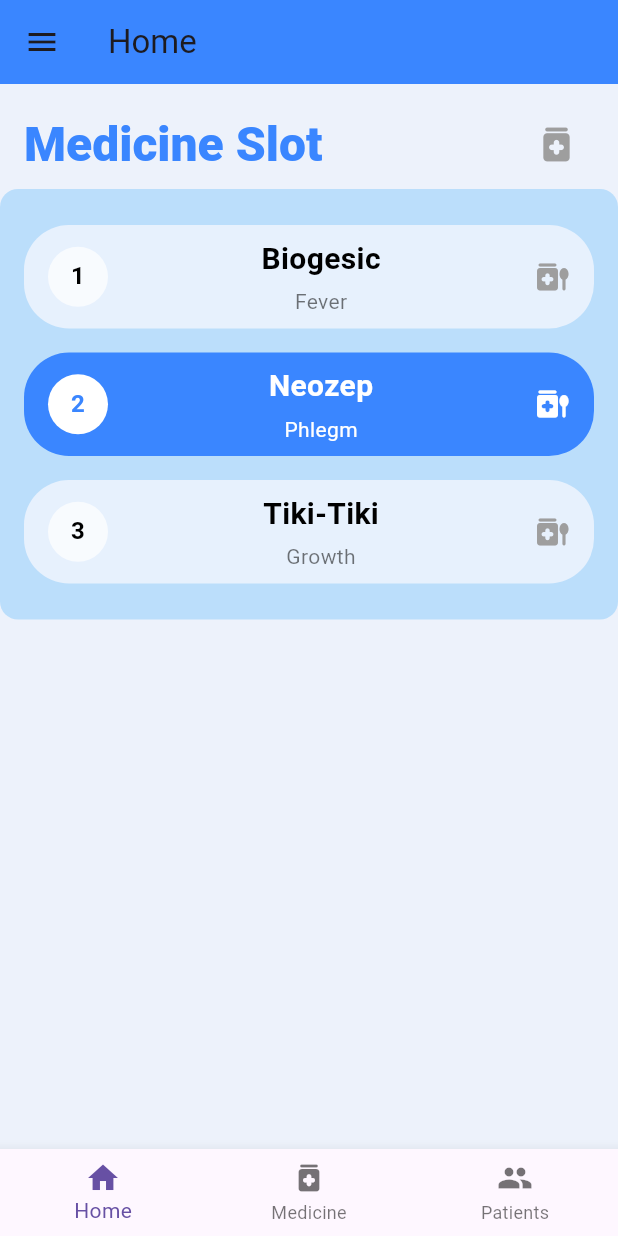
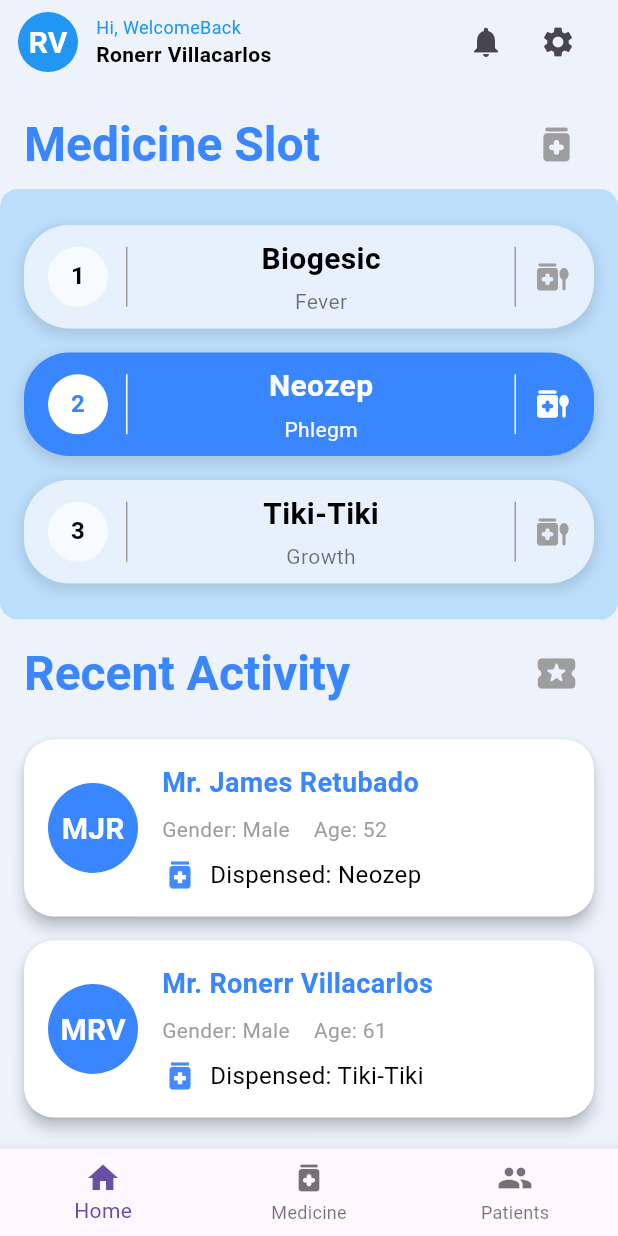
Before and after one commit to castorrr/tambal, a Flutter app: the MainDashboard screen opened by its route, on a phone screen of 412 x 824 dp. Run offline on Flutter 3.47's test engine with Material 3 defaults, Android fonts, the phone set to English and light mode, and no system bars; our stand-ins replace cloud_firestore, firebase_auth, firebase_core, flutter_svg, google_sign_in, logger; accounts and stored records are empty.

Commit message:
[feature][troy] - added custom ui components(eg. appbar, patient card) and added a user model file for storing user data and fixed the google-sign-in bug

```diff
--- a/lib/main.dart
+++ b/lib/main.dart
@@ -7,6 +7,7 @@ import 'package:tambal/pages/auth/login.dart';
 import 'package:tambal/pages/auth/signup.dart';
 import 'package:tambal/pages/dashboard/tabs/medicine_page.dart';
 import 'package:tambal/pages/dashboard/tabs/patients_page.dart';
+import 'package:tambal/pages/dashboard/profile_page.dart';
 import 'package:firebase_core/firebase_core.dart';
 import 'package:provider/provider.dart'; // Import provider
 import 'package:tambal/providers/auth_provider.dart'; // Import the AuthProvider
@@ -71,6 +72,7 @@ class MyApp extends StatelessWidget {
           '/main-dashboard': (context) => const MainDashboard(),
           '/medicine-page': (context) => const MedicinePage(),
           '/patients-page': (context) => const PatientsPage(),
+          '/profile-page': (context) => const ProfilePage(),
         },
       ),
     );
--- a/lib/pages/dashboard/main_dashboard.dart
+++ b/lib/pages/dashboard/main_dashboard.dart
@@ -1,7 +1,9 @@
-import 'package:flutter/material.dart';// Importing the custom MedicineSlot widget
-import 'package:tambal/pages/dashboard/tabs/medicine_page.dart'; // Importing the MedicinePage
-import 'package:tambal/pages/dashboard/tabs/patients_page.dart'; // Importing the PatientsPage
-import 'package:tambal/widgets/custom_medicine_card.dart'; // Importing the MedicineSlot UI file
+import 'package:flutter/material.dart';
+import 'package:tambal/pages/dashboard/tabs/medicine_page.dart';
+import 'package:tambal/pages/dashboard/tabs/patients_page.dart';
+import 'package:tambal/widgets/custom_medicine_card.dart';
+import 'package:tambal/widgets/custom_app_bar.dart'; // Importing custom AppBar
+import 'package:tambal/widgets/custom_recent_patient_list.dart';
 
 class MainDashboard extends StatefulWidget {
   const MainDashboard({super.key});
@@ -14,15 +16,9 @@ class MainDashboardState extends State<MainDashboard> {
   int currentIndex = 0;
 
   final List<Widget> _pages = [
-    const DashboardPage(),
+    const DashboardPage(), // Dashboard page added here
     const MedicinePage(),
     const PatientsPage(),
-  ];
-
-  final List<String> _titles = [
-    'Home',       // Title for the Home tab
-    'Medicine',   // Title for the Medicine tab
-    'Patients',   // Title for the Patients tab
   ];
 
   void onTabTapped(int index) {
@@ -31,6 +27,7 @@ class MainDashboardState extends State<MainDashboard> {
     });
   }
 
+  // Exit Dialog: To exit the app without logging out
   Future<bool?> _showExitDialog() {
     return showDialog<bool>(
       context: context,
@@ -57,73 +54,44 @@ class MainDashboardState extends State<MainDashboard> {
     );
   }
 
+  // Logout Dialog: To log out the user and redirect to login screen
+  Future<bool?> _showLogoutDialog() {
+    return showDialog<bool>(
+      context: context,
+      builder: (context) {
+        return AlertDialog(
+          title: const Text('Logout'),
+          content: const Text('Do you really want to log out?'),
+          actions: <Widget>[
+            TextButton(
+              onPressed: () {
+                Navigator.pop(context, false); // Stay logged in
+              },
+              child: const Text('No'),
+            ),
+            TextButton(
+              onPressed: () {
+                Navigator.pop(context, true); // Log out
+              },
+              child: const Text('Yes'),
+            ),
+          ],
+        );
+      },
+    );
+  }
+
   @override
   Widget build(BuildContext context) {
-    return PopScope<Object?>(
-      canPop: false,
-      onPopInvokedWithResult: (bool didPop, Object? result) async {
-        if (didPop) {
-          return;
-        }
+    return PopScope(
+      onPopInvokedWithResult: (didPop, result) async {
         final bool shouldPop = await _showExitDialog() ?? false;
-        if (context.mounted && shouldPop) {
+        if (shouldPop && context.mounted) {
           Navigator.pop(context);
         }
       },
       child: Scaffold(
-        appBar: AppBar(
-          title: Text(_titles[currentIndex]), // Dynamically set the AppBar title
-          backgroundColor: Theme.of(context).primaryColor,
-        ),
-        drawer: Drawer(
-          child: ListView(
-            padding: EdgeInsets.zero,
-            children: <Widget>[
-              UserAccountsDrawerHeader(
-                accountName: const Text('John Doe'),
-                accountEmail: const Text('johndoe@example.com'),
-                currentAccountPicture: const CircleAvatar(
-                  backgroundColor: Colors.white,
-                  child: Text(
-                    'JD',
-                    style: TextStyle(fontSize: 24.0, color: Colors.blue),
-                  ),
-                ),
-                decoration: BoxDecoration(
-                  color: Theme.of(context).primaryColor,
-                ),
-              ),
-              ListTile(
-                leading: const Icon(Icons.dashboard),
-                title: const Text('Dashboard'),
-                onTap: () {
-                  Navigator.pop(context);
-                },
-              ),
-              ListTile(
-                leading: const Icon(Icons.person),
-                title: const Text('Profile'),
-                onTap: () {
-                  Navigator.pop(context);
-                },
-              ),
-              ListTile(
-                leading: const Icon(Icons.notifications),
-                title: const Text('Notifications'),
-                onTap: () {
-                  Navigator.pop(context);
-                },
-              ),
-              ListTile(
-                leading: const Icon(Icons.logout),
-                title: const Text('Logout'),
-                onTap: () {
-                  Navigator.pushNamed(context, '/welcome');
-                },
-              ),
-            ],
-          ),
-        ),
+        appBar: CustomAppBar(showLogoutDialog: _showLogoutDialog), // Use the custom AppBar
         body: _pages[currentIndex],
         bottomNavigationBar: BottomNavigationBar(
           onTap: onTabTapped,
@@ -148,18 +116,23 @@ class MainDashboardState extends State<MainDashboard> {
   }
 }
 
+// Define the DashboardPage class outside the MainDashboardState class
 class DashboardPage extends StatelessWidget {
   const DashboardPage({super.key});
 
   @override
   Widget build(BuildContext context) {
-    return const SingleChildScrollView(
+    return Container(
+      color: Theme.of(context).scaffoldBackgroundColor,
+      child: const SingleChildScrollView(
         child: Column(
           crossAxisAlignment: CrossAxisAlignment.start,
           children: <Widget>[
             // Now using the MedicineSlotSection
             MedicineSlotSection(),
+            RecentPatientListWidget(),
           ],
+        ),
       ),
     );
   }
--- a/lib/providers/auth_provider.dart
+++ b/lib/providers/auth_provider.dart
@@ -1,4 +1,4 @@
-// lib/providers/auth_provider.dart
+// File: auth_provider.dart
 import 'package:flutter/material.dart';
 import 'package:firebase_auth/firebase_auth.dart';
 import 'package:tambal/services/auth_service.dart';
--- /dev/null
+++ b/lib/widgets/custom_app_bar.dart
@@ -0,0 +1,136 @@
+import 'package:flutter/material.dart';
+import 'package:tambal/pages/dashboard/profile_page.dart'; // Importing the ProfilePage
+
+class CustomAppBar extends StatelessWidget implements PreferredSizeWidget {
+  final Future<bool?> Function() showLogoutDialog; // Pass in logout dialog method
+
+  const CustomAppBar({
+    super.key,
+    required this.showLogoutDialog,
+  });
+
+  @override
+  Widget build(BuildContext context) {
+    return AppBar(
+      backgroundColor: Theme.of(context).scaffoldBackgroundColor,
+      leadingWidth: 200, // Adjust the width to prevent overflow
+      leading: Padding(
+        padding: const EdgeInsets.all(8.0),
+        child: GestureDetector(
+          onTap: () {
+            Navigator.push(
+              context,
+              MaterialPageRoute(builder: (context) => const ProfilePage()),
+            );
+          },
+          child: const Row(
+            children: [
+              // CircleAvatar for the profile picture or initials
+              CircleAvatar(
+                backgroundColor: Colors.blue,
+                radius: 24, // Adjust size of the avatar
+                child: Text(
+                  'RV',
+                  style: TextStyle(
+                    fontSize: 20,
+                    fontWeight: FontWeight.bold,
+                    color: Colors.white,
+                  ),
+                ),
+              ),
+              SizedBox(width: 8), // Space between avatar and text
+              // Flexible Column for Welcome text and Username to avoid overflow
+              Flexible(
+                child: Column(
+                  mainAxisAlignment: MainAxisAlignment.center, // Center the text vertically
+                  crossAxisAlignment: CrossAxisAlignment.start, // Align text to the left
+                  children: [
+                    Text(
+                      'Hi, WelcomeBack',
+                      style: TextStyle(
+                        fontSize: 12, // Adjust font size for the smaller welcome text
+                        color: Colors.blue, // Set the welcome text color to blue
+                      ),
+                      overflow: TextOverflow.ellipsis, // Handle overflow gracefully
+                    ),
+                    Text(
+                      'Ronerr Villacarlos', // Replace with dynamic user name
+                      style: TextStyle(
+                        fontSize: 14, // Adjust font size for the name
+                        fontWeight: FontWeight.bold,
+                        color: Colors.black, // Set the user name color
+                      ),
+                      overflow: TextOverflow.ellipsis, // Handle overflow gracefully
+                    ),
+                  ],
+                ),
+              ),
+            ],
+          ),
+        ),
+      ),
+      actions: [
+        // Notification bell icon with PopupMenu for notification list
+        Padding(
+          padding: const EdgeInsets.only(right: 0),
+          child: PopupMenuButton<String>(
+            icon: const Icon(Icons.notifications), // Notification bell icon
+            onSelected: (String result) {
+              // Handle notification click
+            },
+            itemBuilder: (BuildContext context) => <PopupMenuEntry<String>>[
+              const PopupMenuItem<String>(
+                value: 'notif1',
+                child: ListTile(
+                  leading: Icon(Icons.notification_important),
+                  title: Text('New medicine reminder'),
+                ),
+              ),
+              const PopupMenuItem<String>(
+                value: 'notif2',
+                child: ListTile(
+                  leading: Icon(Icons.notification_important),
+                  title: Text('Upcoming appointment'),
+                ),
+              ),
+              const PopupMenuItem<String>(
+                value: 'notif3',
+                child: ListTile(
+                  leading: Icon(Icons.notification_important),
+                  title: Text('Your prescription is ready'),
+                ),
+              ),
+            ],
+          ),
+        ),
+        // Settings Icon with PopupMenu
+        Padding(
+          padding: const EdgeInsets.only(right: 16.0),
+          child: PopupMenuButton<String>(
+            icon: const Icon(Icons.settings), // Settings icon in the app bar
+            onSelected: (String result) async {
+              if (result == 'Logout') {
+                final bool? shouldLogout = await showLogoutDialog();
+                if (shouldLogout == true && context.mounted) {
+                  Navigator.pushReplacementNamed(context, '/login'); // Redirect to login
+                }
+              }
+            },
+            itemBuilder: (BuildContext context) => <PopupMenuEntry<String>>[
+              const PopupMenuItem<String>(
+                value: 'Logout',
+                child: ListTile(
+                  leading: Icon(Icons.logout),
+                  title: Text('Logout'),
+                ),
+              ),
+            ],
+          ),
+        ),
+      ],
+    );
+  }
+
+  @override
+  Size get preferredSize => const Size.fromHeight(kToolbarHeight);
+}
--- a/lib/widgets/custom_medicine_card.dart
+++ b/lib/widgets/custom_medicine_card.dart
@@ -20,7 +20,7 @@ class MedicineSlotSection extends StatelessWidget {
                 'Medicine Slot',
                 style: Theme.of(context).textTheme.headlineLarge?.copyWith(
                   color: Theme.of(context).primaryColor,
-                  fontWeight: FontWeight.w800,
+                  fontWeight: FontWeight.w600,
                 ),
               ),
               const Padding(
@@ -65,9 +65,7 @@ class MedicineSlotSection extends StatelessWidget {
               ),
             ],
           ),
-        ),
-        const SizedBox(height: 20),
-        const SizedBox(height: 80), // Added space to avoid overflow
+        ),// Added space to avoid overflow
       ],
     );
   }
--- a/lib/widgets/custom_medicine_pill.dart
+++ b/lib/widgets/custom_medicine_pill.dart
@@ -1,4 +1,3 @@
-// lib/custom_medicine_pill.dart
 import 'package:flutter/material.dart';
 
 class MedicineSlot extends StatelessWidget {
@@ -23,11 +22,18 @@ class MedicineSlot extends StatelessWidget {
       decoration: BoxDecoration(
         color: isSelected ? const Color(0xFF3A86FF) : const Color(0xFFE7F1FD),
         borderRadius: BorderRadius.circular(30),
+        boxShadow: [
+          BoxShadow(
+            color: Colors.black.withOpacity(0.1), // Shadow color
+            spreadRadius: 2,
+            blurRadius: 6,
+            offset: const Offset(0, 3), // Shadow position
+          ),
+        ],
       ),
       child: Row(
-        mainAxisAlignment: MainAxisAlignment.spaceBetween,
         children: [
-          // Slot number
+          // Slot number (left side)
           CircleAvatar(
             radius: 20,
             backgroundColor: isSelected ? Colors.white : Colors.white70,
@@ -39,7 +45,19 @@ class MedicineSlot extends StatelessWidget {
               ),
             ),
           ),
-          // Medicine name and type
+
+          const SizedBox(width: 12), // Spacing between avatar and line
+
+          // Vertical Divider (line after the slot number)
+          Container(
+            width: 1, // Thin vertical line
+            height: 40, // Adjust height of the line to match content
+            color: isSelected ? Colors.white : Colors.grey, // Line color
+          ),
+
+          const SizedBox(width: 12), // Spacing between line and text
+
+          // Medicine name and type (center)
           Expanded(
             child: Column(
               crossAxisAlignment: CrossAxisAlignment.center,
@@ -63,7 +81,19 @@ class MedicineSlot extends StatelessWidget {
               ],
             ),
           ),
-          // Placeholder for other icons or text (optional)
+
+          const SizedBox(width: 12), // Spacing between text and line
+
+          // Vertical Divider (line before the medicine type)
+          Container(
+            width: 1, // Thin vertical line
+            height: 40, // Adjust height of the line to match content
+            color: isSelected ? Colors.white : Colors.grey, // Line color
+          ),
+
+          const SizedBox(width: 12), // Spacing between line and icon
+
+          // Placeholder for other icons or text (right side)
           Icon(
             Icons.medication_liquid_rounded,
             color: isSelected ? Colors.white : Colors.grey,
--- /dev/null
+++ b/lib/widgets/custom_recent_patient.dart
@@ -0,0 +1,121 @@
+import 'package:flutter/material.dart';
+
+class RecentPatientCard extends StatelessWidget {
+  final String patientName;
+  final String patientGender;
+  final int patientAge;
+  final String medicineDispensed;
+
+  const RecentPatientCard({
+    super.key,
+    required this.patientName,
+    required this.patientGender,
+    required this.patientAge,
+    required this.medicineDispensed,
+  });
+
+  // Helper function to extract initials from the patient's name
+  String getInitials(String name) {
+    List<String> nameParts = name.split(' ');
+    String initials = '';
+    for (var part in nameParts) {
+      if (part.isNotEmpty) {
+        initials += part[0]; // Take the first letter of each name part
+      }
+    }
+    return initials.toUpperCase(); // Return the initials in uppercase
+  }
+
+  @override
+  Widget build(BuildContext context) {
+    return Card(
+      shape: RoundedRectangleBorder(
+        borderRadius: BorderRadius.circular(20), // Rounded corners for the card
+      ),
+      elevation: 4, // Shadow for the card
+      margin: const EdgeInsets.symmetric(horizontal: 16, vertical: 8), // Margin around the card
+      color: Colors.white, // Background color matching the design
+      child: Padding(
+        padding: const EdgeInsets.all(16), // Padding inside the card
+        child: Row(
+          crossAxisAlignment: CrossAxisAlignment.center,
+          children: [
+            // Circle Avatar with Initials
+            CircleAvatar(
+              radius: 30, // Adjust size of the avatar
+              backgroundColor: const Color(0xFF3A86FF), // Background color for the avatar
+              child: Text(
+                getInitials(patientName), // Show initials from the patient's name
+                style: const TextStyle(
+                  fontSize: 20,
+                  fontWeight: FontWeight.bold,
+                  color: Colors.white, // Initials text color
+                ),
+              ),
+            ),
+            const SizedBox(width: 16), // Space between the picture and text
+
+            // Column for Patient Info (Name, Gender, Age)
+            Expanded(
+              child: Column(
+                crossAxisAlignment: CrossAxisAlignment.start,
+                children: [
+                  // Patient Name
+                  Text(
+                    patientName,
+                    style: const TextStyle(
+                      fontSize: 18,
+                      fontWeight: FontWeight.bold,
+                      color: Color(0xFF3A86FF), // Same blue as the title
+                    ),
+                  ),
+                  const SizedBox(height: 8), // Space between name and gender/age
+
+                  // Gender and Age Row
+                  Row(
+                    children: [
+                      // Gender
+                      Text(
+                        'Gender: $patientGender',
+                        style: const TextStyle(
+                          fontSize: 14,
+                          color: Colors.grey,
+                        ),
+                      ),
+                      const SizedBox(width: 16), // Space between gender and age
+
+                      // Age
+                      Text(
+                        'Age: $patientAge',
+                        style: const TextStyle(
+                          fontSize: 14,
+                          color: Colors.grey,
+                        ),
+                      ),
+                    ],
+                  ),
+                  const SizedBox(height: 8), // Space between gender/age and medicine
+
+                  // Medicine Dispensed
+                  Row(
+                    children: [
+                      const Icon(Icons.medication, color: Colors.blueAccent),
+                      const SizedBox(width: 8),
+                      Text(
+                        'Dispensed: $medicineDispensed',
+                        style: const TextStyle(
+                          fontSize: 16,
+                          color: Colors.black,
+                        ),
+                      ),
+                    ],
+                  ),
+                ],
+              ),
+            ),
+          ],
+        ),
+      ),
+    );
+  }
+}
--- /dev/null
+++ b/lib/widgets/custom_recent_patient_list.dart
@@ -0,0 +1,59 @@
+import 'package:flutter/material.dart';
+import 'custom_recent_patient.dart'; // Import the recent patient card
+
+class RecentPatientListWidget extends StatelessWidget {
+  const RecentPatientListWidget({super.key});
+
+  @override
+  Widget build(BuildContext context) {
+    return Column(
+      crossAxisAlignment: CrossAxisAlignment.start,
+      children: [
+        // Title Section
+        Padding(
+          padding: const EdgeInsets.all(16.0), // Keep const here since it's static
+          child: Row(
+            mainAxisAlignment: MainAxisAlignment.spaceBetween,
+            children: [
+              Text(
+                'Recent Activity',
+                style: Theme.of(context).textTheme.headlineLarge?.copyWith(
+                  color: Theme.of(context).primaryColor,
+                  fontWeight: FontWeight.w600,
+                ),
+              ),
+              const Padding(
+                padding: EdgeInsets.only(right: 10.0),
+                child: Icon(
+                  Icons.local_activity_rounded, // Medicine icon
+                  color: Colors.grey,
+                  size: 30.0,
+                ),
+              ),
+            ],
+          ),
+        ),
+
+        // Patient List (Using ListView or Column for multiple cards)
+        ListView(
+          shrinkWrap: true, // Ensure the ListView only takes as much space as needed
+          physics: const NeverScrollableScrollPhysics(), // Disable scrolling within the ListView
+          children: const [
+            RecentPatientCard(
+              patientName: 'Mr. James Retubado',
+              patientGender: 'Male',
+              patientAge: 52,
+              medicineDispensed: 'Neozep', // Keep the medicine dispensed field
+            ),
+            RecentPatientCard(
+              patientName: 'Mr. Ronerr Villacarlos',
+              patientGender: 'Male',
+              patientAge: 61,
+              medicineDispensed: 'Tiki-Tiki', // Keep the medicine dispensed field
+            ),
+          ],
+        ),
+      ],
+    );
+  }
+}
```
Also changed, not shown: lib/models/users.dart (added, +39 -0 lines), lib/pages/dashboard/profile_page.dart (added, +77 -0 lines), lib/pages/dashboard/tabs/medicine_page.dart (+20 -6 lines), lib/services/auth_service.dart (+31 -7 lines), lib/models/user.dart (deleted). Lines whose indentation alone changed are shown as unchanged.
